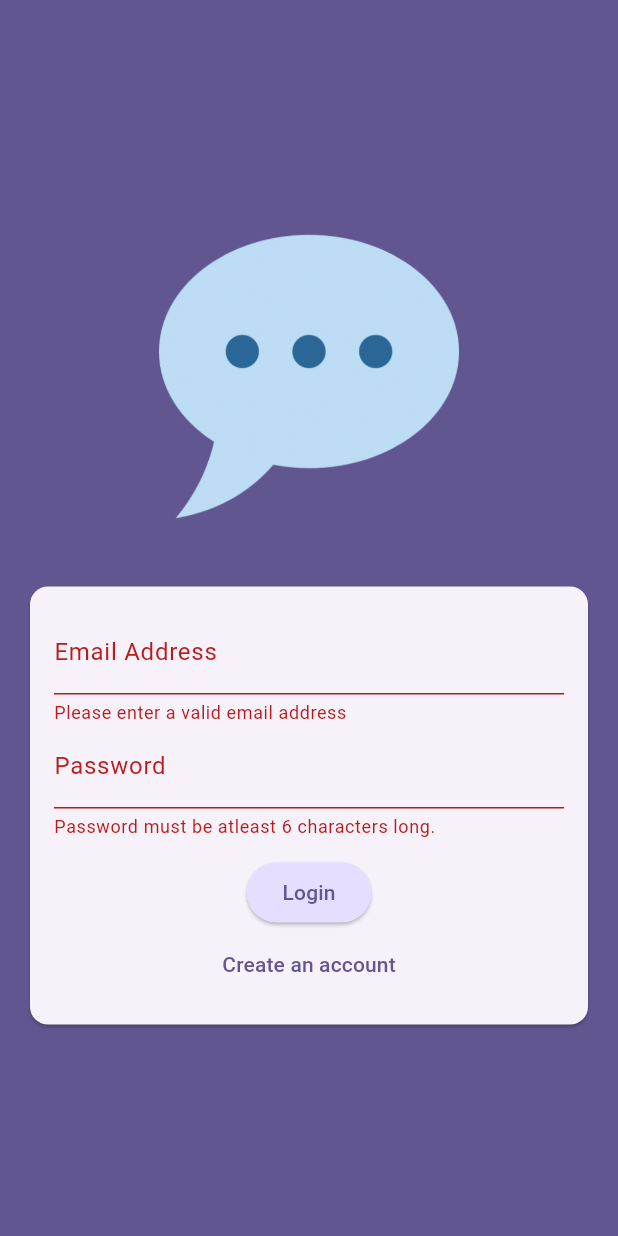
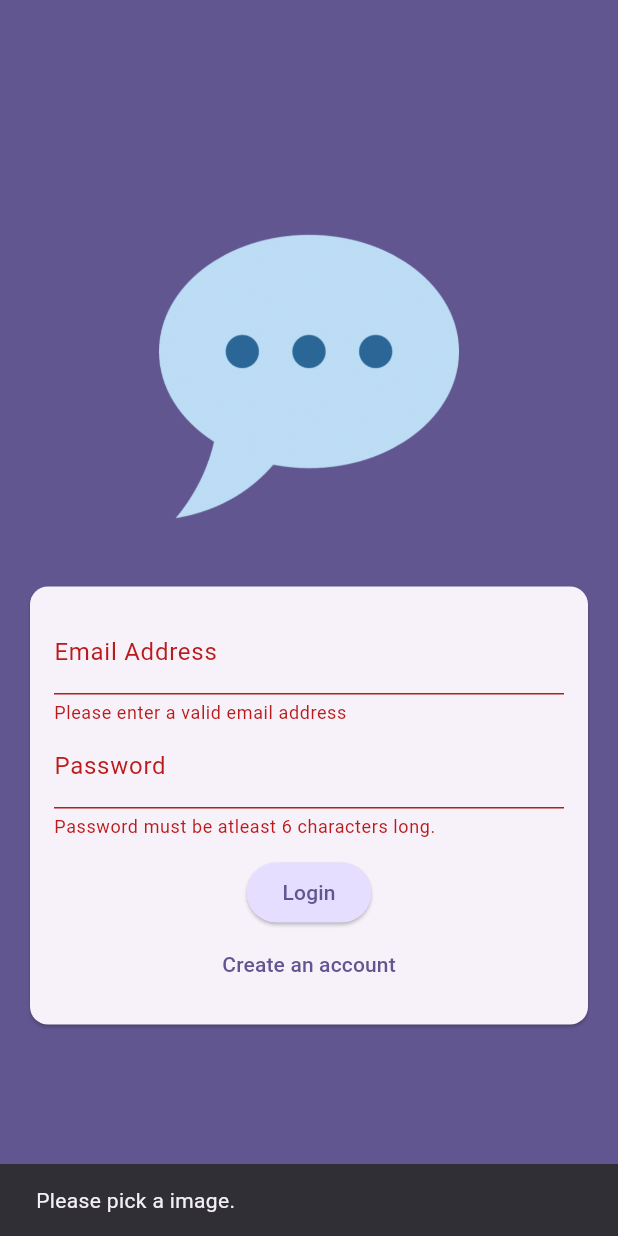
Before and after one commit to Aditya-Mi/flutter-chat-app, a Flutter app: the screen it shows after launch, after a tap on "Login", on a phone screen of 412 x 824 dp. Run offline on Flutter 3.47's test engine with Material 3 defaults, Android fonts, the phone set to English and light mode, and no system bars; our stand-ins replace cloud_firestore, firebase_auth, firebase_core, firebase_messaging, firebase_storage, image_picker; accounts and stored records are empty; generated files the repository leaves out were written again.

Commit message:
commented code

```diff
--- a/lib/repository/firebase_auth_methods.dart
+++ b/lib/repository/firebase_auth_methods.dart
@@ -9,11 +9,13 @@ class FirebaseAuthMethods {
   final _firestore = FirebaseFirestore.instance;
   final _storage = FirebaseStorage.instance;
 
+  //Firebase function to login
   Future<void> login({required String email, required String password}) async {
     await _firebaseAuth.createUserWithEmailAndPassword(
         email: email, password: password);
   }
 
+  //Firebae function to signup for first time user
   Future<void> signUp({
     required String email,
     required String password,
--- a/lib/screens/auth.dart
+++ b/lib/screens/auth.dart
@@ -25,6 +25,14 @@ class _AuthScreenState extends State<AuthScreen> {
 
   void _submit() async {
     final isValid = _form.currentState!.validate();
+    if (_selectedImage == null) {
+      ScaffoldMessenger.of(context).clearSnackBars();
+      ScaffoldMessenger.of(context).showSnackBar(
+        const SnackBar(
+          content: Text('Please pick a image.'),
+        ),
+      );
+    }
     if (!isValid || !_isLogin && _selectedImage == null) {
       return;
     }
--- a/lib/screens/chat.dart
+++ b/lib/screens/chat.dart
@@ -44,10 +44,12 @@ class _ChatScreenState extends State<ChatScreen> {
       ),
       body: Column(
         children: [
+          //Widget which shows all the text messages
           Expanded(
               child: ChatMessages(
             user: widget.user,
           )),
+          //Widget to send a new text
           NewMessage(
             user: widget.user,
           ),
--- a/lib/screens/home.dart
+++ b/lib/screens/home.dart
@@ -44,6 +44,7 @@ class _HomeState extends State<Home> {
             } else {
               List<QueryDocumentSnapshot> userDocs = snapshot.data!.docs;
               List<QueryDocumentSnapshot> filteredUserDocs = [];
+              //Filters users so that current user is not shown in home screen.
               for (var doc in userDocs) {
                 if (doc.id != authenticatedUser.uid) {
                   filteredUserDocs.add(doc);
```
Also changed, not shown: lib/repository/firestore_methods.dart (+11 -5 lines).
